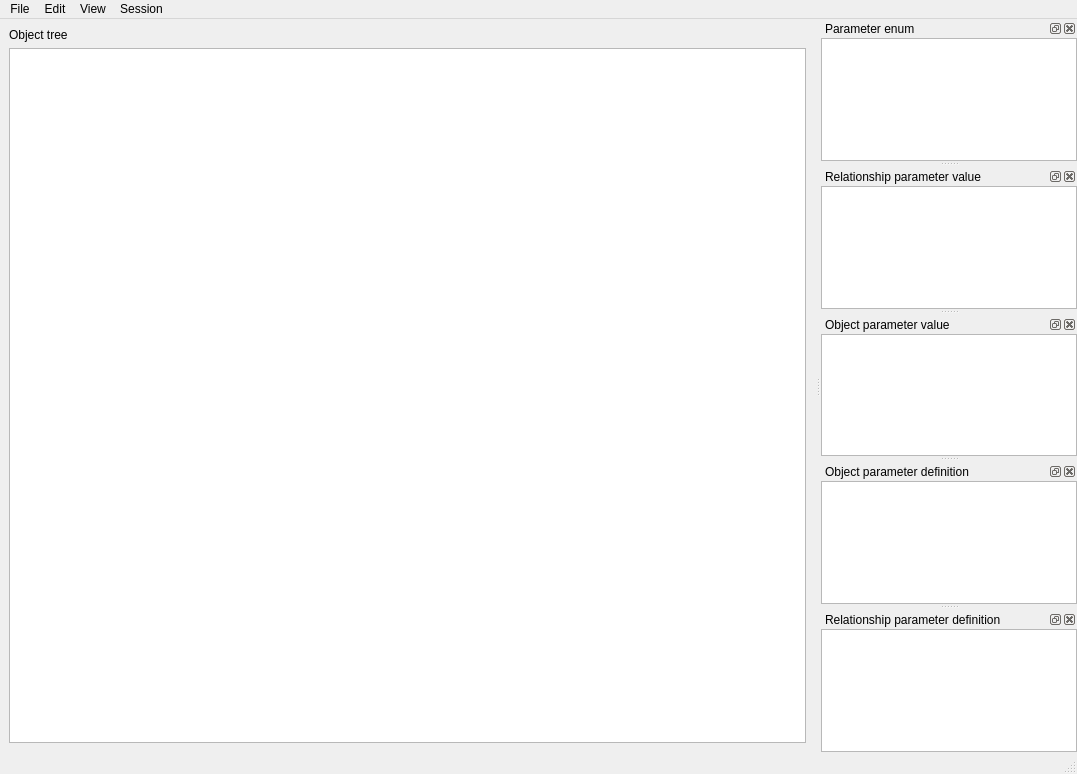
Qt form spinetoolbox/ui/tree_view_form.ui (spine-tools/Spine-Toolbox) before a commit.
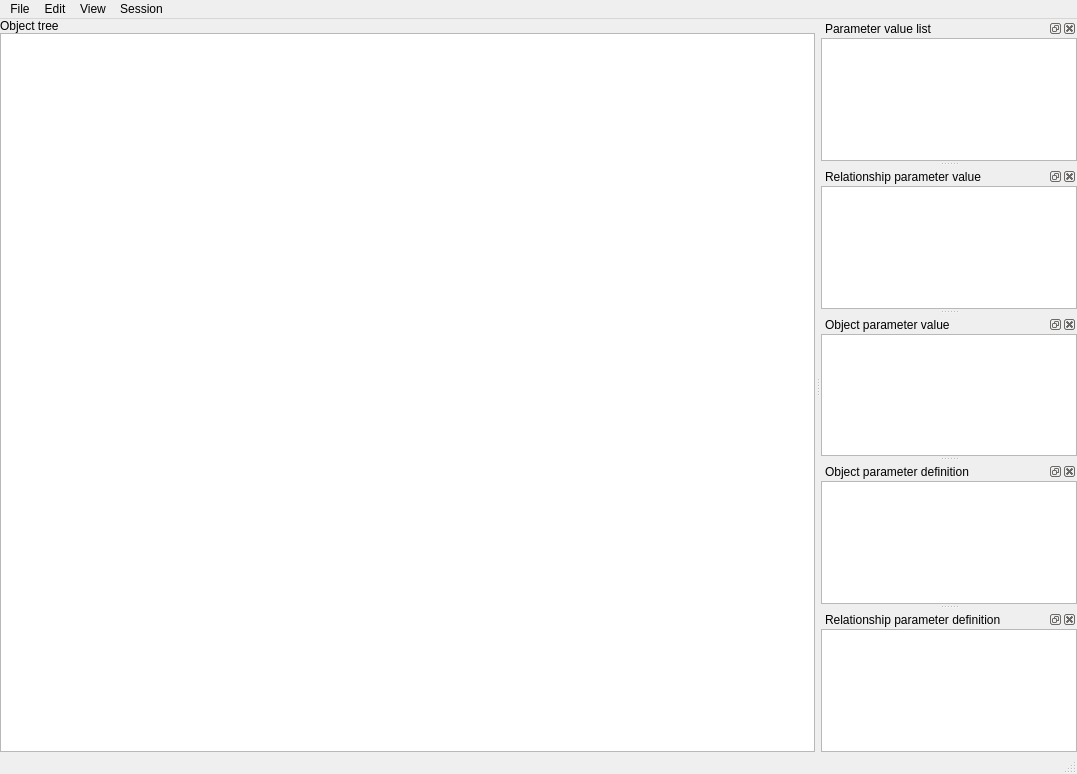
The same form after that commit. Icons and pictures are not drawn. Custom widgets are drawn as their Qt base class.

Commit message: Issue #253 updated, realise the change from parameter_enum to parameter_value_list.

```diff
--- a/spinetoolbox/ui/tree_view_form.ui
+++ b/spinetoolbox/ui/tree_view_form.ui
@@ -32,9 +32,22 @@
    <set>QMainWindow::AllowNestedDocks|QMainWindow::AllowTabbedDocks|QMainWindow::AnimatedDocks|QMainWindow::GroupedDragging</set>
   </property>
   <widget class="QWidget" name="centralwidget">
-   <layout class="QVBoxLayout" name="verticalLayout_7">
-    <item>
      <layout class="QVBoxLayout" name="verticalLayout_2">
+    <property name="spacing">
+     <number>0</number>
+    </property>
+    <property name="leftMargin">
+     <number>0</number>
+    </property>
+    <property name="topMargin">
+     <number>0</number>
+    </property>
+    <property name="rightMargin">
+     <number>0</number>
+    </property>
+    <property name="bottomMargin">
+     <number>0</number>
+    </property>
       <item>
        <widget class="QLabel" name="label_object_tree">
         <property name="text">
@@ -71,8 +84,6 @@
        </widget>
       </item>
      </layout>
-    </item>
-   </layout>
   </widget>
   <widget class="QMenuBar" name="menubar">
    <property name="geometry">
@@ -150,7 +161,7 @@
   <widget class="QStatusBar" name="statusbar"/>
   <widget class="QDockWidget" name="dockWidget_parameter_enum">
    <property name="windowTitle">
-    <string>Parameter enum</string>
+    <string>Parameter value list</string>
    </property>
    <attribute name="dockWidgetArea">
     <number>2</number>
```
Left out of the diff: 41 changed lines with no effect on the pictures. Lines whose indentation alone changed are shown as unchanged. The commit also changes 8 other files.
